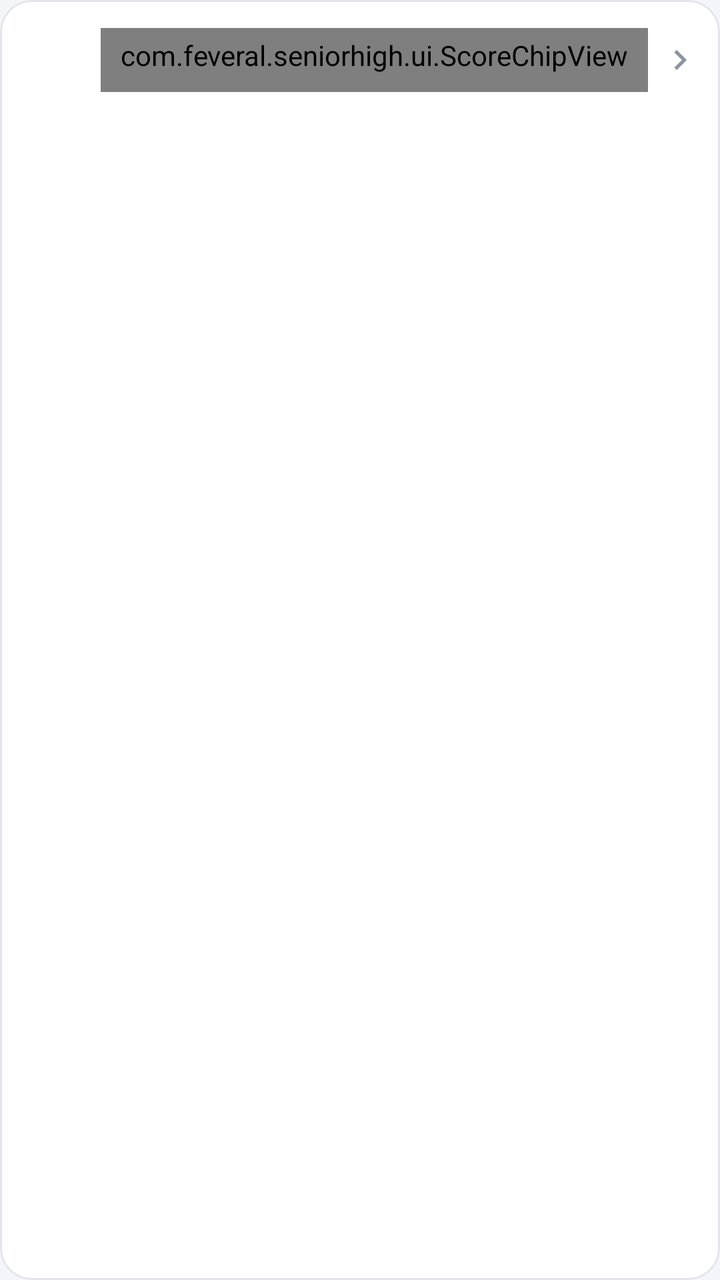
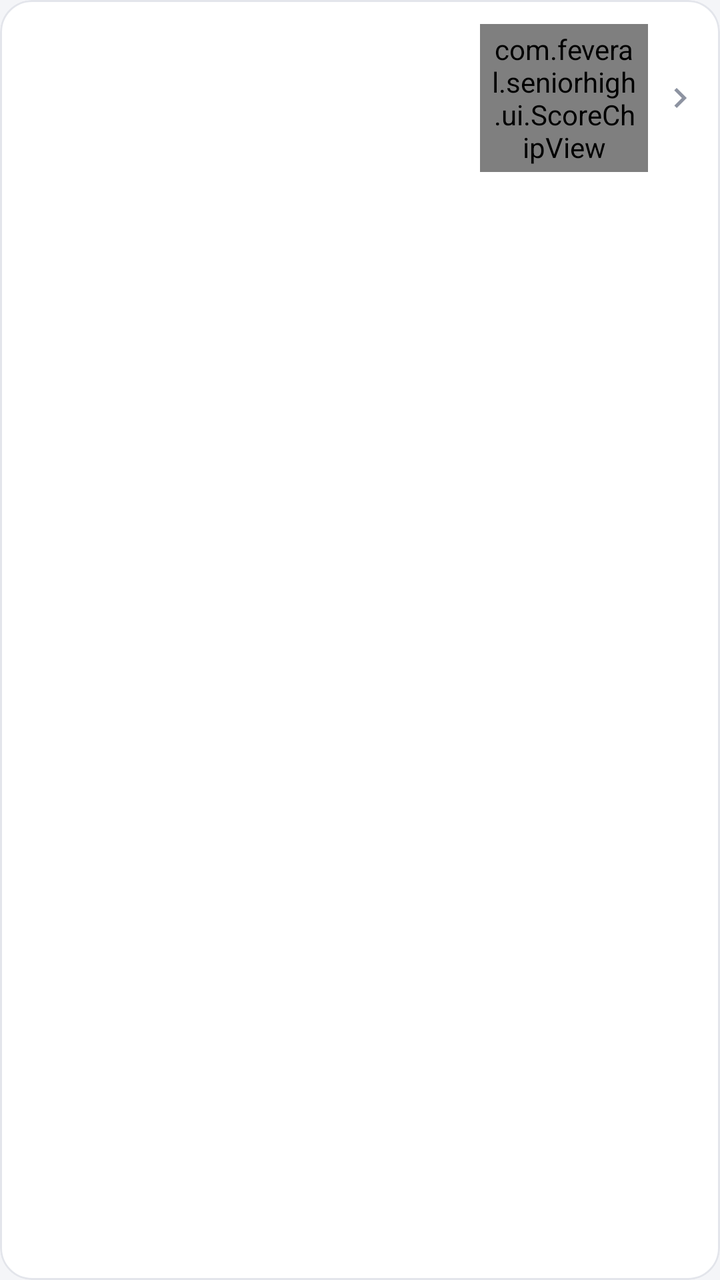

Compare the two renders of this Android layout. The source of the first and the diff that turns it into the second are given below.
<!-- AndroidManifest.xml: application theme AppTheme -->
<!-- res/layout/item_main.xml -->
<?xml version="1.0" encoding="utf-8"?>
<com.google.android.material.card.MaterialCardView
    xmlns:android="http://schemas.android.com/apk/res/android"
    xmlns:app="http://schemas.android.com/apk/res-auto"
    style="@style/ListCard"
    android:layout_width="match_parent"
    android:layout_height="wrap_content"
    android:clickable="true"
    android:focusable="true">

    <LinearLayout
        android:layout_width="match_parent"
        android:layout_height="wrap_content"
        android:minHeight="60dp"
        android:baselineAligned="false"
        android:gravity="center_vertical"
        android:orientation="horizontal"
        android:paddingStart="16dp"
        android:paddingEnd="10dp"
        android:paddingTop="12dp"
        android:paddingBottom="12dp">

        <LinearLayout
            android:layout_width="0dp"
            android:layout_height="wrap_content"
            android:layout_weight="1"
            android:orientation="vertical">
            <TextView
                android:id="@+id/item_title_main"
                android:layout_width="wrap_content"
                android:layout_height="wrap_content"
                android:maxLines="2"
                android:ellipsize="end"
                android:lineSpacingExtra="2dp"
                android:textSize="16sp"
                android:textStyle="bold"
                android:textColor="@color/ink"/>
            <TextView
                android:id="@+id/item_score_caption"
                style="@style/ListCaption"/>
        </LinearLayout>

        <com.feveral.seniorhigh.ui.ScoreChipView
            android:id="@+id/item_title_remark"
            style="@style/ScoreChip"
            android:layout_marginStart="12dp"
            app:captionView="@id/item_score_caption"
            app:captionPrefix="最後篩選  "/>

        <ImageView
            android:layout_width="20dp"
            android:layout_height="20dp"
            android:layout_marginStart="6dp"
            android:importantForAccessibility="no"
            android:src="@drawable/ic_chevron_right"/>
    </LinearLayout>
</com.google.android.material.card.MaterialCardView>
<!-- resources referenced by this layout -->
<resources>
  <color name="ink">#1B2233</color>
  <style name="ListCaption">
          <item name="android:layout_width">wrap_content</item>
          <item name="android:layout_height">wrap_content</item>
          <item name="android:layout_marginTop">4dp</item>
          <item name="android:textColor">@color/ink_secondary</item>
          <item name="android:textSize">12sp</item>
          <item name="android:maxLines">1</item>
          <item name="android:ellipsize">end</item>
          <item name="android:visibility">gone</item>
      </style>
  <style name="ScoreChip">
          <item name="android:layout_width">wrap_content</item>
          <item name="android:layout_height">wrap_content</item>
          <item name="android:minWidth">80dp</item>
          <item name="android:minHeight">32dp</item>
          <item name="android:background">@drawable/bg_score_chip</item>
          <item name="android:paddingStart">10dp</item>
          <item name="android:paddingEnd">10dp</item>
          <item name="android:paddingTop">4dp</item>
          <item name="android:paddingBottom">4dp</item>
          <item name="android:gravity">center</item>
          <item name="android:maxLines">1</item>
          <item name="android:includeFontPadding">false</item>
          <item name="android:textColor">@color/on_amber_container</item>
          <item name="android:textSize">16sp</item>
          <item name="android:textStyle">bold</item>
          <item name="android:fontFeatureSettings">tnum</item>
      </style>
  <color name="ink_tertiary">#8D93A1</color>
  <color name="ink_secondary">#5F6677</color>
  <dimen name="cardMarginH">16dp</dimen>
  <dimen name="cardMarginV">5dp</dimen>
  <dimen name="cardRadius">16dp</dimen>
  <color name="surface">#FFFFFF</color>
  <color name="outline">#E3E5EB</color>
  <color name="scrim_ripple">#141B2233</color>
  <!-- drawable bg_score_chip (drawable) -->
  <?xml version="1.0" encoding="utf-8"?>
  <shape xmlns:android="http://schemas.android.com/apk/res/android" android:shape="rectangle">
      <solid android:color="@color/amber_container"/>
      <corners android:radius="10dp"/>
  </shape>
  <color name="on_amber_container">#7A5300</color>
  <color name="white">#FFFFFF</color>
  <color name="indigo_container">#E8ECF7</color>
  <color name="on_indigo_container">#2D3A5C</color>
  <color name="amber">#F2B200</color>
  <color name="amber_container">#FFF4D6</color>
  <color name="bg_app">#F4F5F8</color>
  <style name="AppToolbar" parent="Widget.Material3.Toolbar">
          <item name="titleTextAppearance">@style/TextAppearance.App.ToolbarTitle</item>
          <item name="titleTextColor">@color/ink</item>
          <item name="navigationIconTint">@color/ink</item>
          <item name="android:background">@color/bg_app</item>
      </style>
  <style name="DrawerArrowStyle" parent="Widget.AppCompat.DrawerArrowToggle">
          <item name="spinBars">true</item>
          <item name="color">@color/ink</item>
      </style>
  <!-- drawable tab_indicator (drawable) -->
  <?xml version="1.0" encoding="utf-8"?>
  <shape xmlns:android="http://schemas.android.com/apk/res/android" android:shape="rectangle">
      <corners android:topLeftRadius="3dp" android:topRightRadius="3dp"/>
      <solid android:color="@color/amber"/>
      <size android:height="3dp"/>
  </shape>
  <style name="TextAppearance.App.Tab" parent="TextAppearance.Material3.TitleSmall">
          <item name="android:textSize">15sp</item>
          <item name="android:textStyle">bold</item>
          <item name="textAllCaps">false</item>
      </style>
  <style name="TextAppearance.App.ToolbarTitle" parent="TextAppearance.Material3.TitleLarge">
          <item name="android:textSize">22sp</item>
          <item name="android:textStyle">bold</item>
          <item name="android:textColor">@color/ink</item>
      </style>
  <!-- unchanged entries left out for length: 4 -->
</resources>

<!-- the commit's change to res/layout/item_main.xml (unified diff, before → after) -->
@@ -1,7 +1,6 @@
 <?xml version="1.0" encoding="utf-8"?>
 <com.google.android.material.card.MaterialCardView
     xmlns:android="http://schemas.android.com/apk/res/android"
-    xmlns:app="http://schemas.android.com/apk/res-auto"
     style="@style/ListCard"
     android:layout_width="match_parent"
     android:layout_height="wrap_content"
@@ -35,17 +34,12 @@
                 android:textSize="16sp"
                 android:textStyle="bold"
                 android:textColor="@color/ink"/>
-            <TextView
-                android:id="@+id/item_score_caption"
-                style="@style/ListCaption"/>
         </LinearLayout>
 
         <com.feveral.seniorhigh.ui.ScoreChipView
             android:id="@+id/item_title_remark"
-            style="@style/ScoreChip"
-            android:layout_marginStart="12dp"
-            app:captionView="@id/item_score_caption"
-            app:captionPrefix="最後篩選  "/>
+            style="@style/ScoreChip.List"
+            android:layout_marginStart="12dp"/>
 
         <ImageView
             android:layout_width="20dp"
<!-- resource entries referenced after the edit -->
@@ -1,33 +1,16 @@
 <!-- resources referenced by this layout -->
 <resources>
   <color name="ink">#1B2233</color>
-  <style name="ListCaption">
-          <item name="android:layout_width">wrap_content</item>
-          <item name="android:layout_height">wrap_content</item>
-          <item name="android:layout_marginTop">4dp</item>
-          <item name="android:textColor">@color/ink_secondary</item>
-          <item name="android:textSize">12sp</item>
-          <item name="android:maxLines">1</item>
-          <item name="android:ellipsize">end</item>
-          <item name="android:visibility">gone</item>
-      </style>
-  <style name="ScoreChip">
-          <item name="android:layout_width">wrap_content</item>
-          <item name="android:layout_height">wrap_content</item>
-          <item name="android:minWidth">80dp</item>
-          <item name="android:minHeight">32dp</item>
-          <item name="android:background">@drawable/bg_score_chip</item>
-          <item name="android:paddingStart">10dp</item>
-          <item name="android:paddingEnd">10dp</item>
-          <item name="android:paddingTop">4dp</item>
-          <item name="android:paddingBottom">4dp</item>
-          <item name="android:gravity">center</item>
-          <item name="android:maxLines">1</item>
-          <item name="android:includeFontPadding">false</item>
-          <item name="android:textColor">@color/on_amber_container</item>
-          <item name="android:textSize">16sp</item>
-          <item name="android:textStyle">bold</item>
-          <item name="android:fontFeatureSettings">tnum</item>
+  <style name="ScoreChip.List">
+          <item name="android:layout_width">84dp</item>
+          <item name="android:minHeight">30dp</item>
+          <item name="android:paddingStart">6dp</item>
+          <item name="android:paddingEnd">6dp</item>
+          <item name="android:paddingTop">3dp</item>
+          <item name="android:paddingBottom">3dp</item>
+          <item name="android:maxLines">3</item>
+          <item name="android:lineSpacingExtra">0dp</item>
+          <item name="android:textStyle">normal</item>
       </style>
   <color name="ink_tertiary">#8D93A1</color>
   <color name="ink_secondary">#5F6677</color>
@@ -37,12 +20,6 @@
   <color name="surface">#FFFFFF</color>
   <color name="outline">#E3E5EB</color>
   <color name="scrim_ripple">#141B2233</color>
-  <!-- drawable bg_score_chip (drawable) -->
-  <?xml version="1.0" encoding="utf-8"?>
-  <shape xmlns:android="http://schemas.android.com/apk/res/android" android:shape="rectangle">
-      <solid android:color="@color/amber_container"/>
-      <corners android:radius="10dp"/>
-  </shape>
   <color name="on_amber_container">#7A5300</color>
   <color name="white">#FFFFFF</color>
   <color name="indigo_container">#E8ECF7</color>
